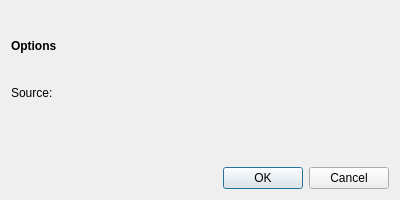
The window that src/ui/DataExchangerDialog.ui (OtterBrowser/otter-browser) describes before a commit, drawn with Qt 5.
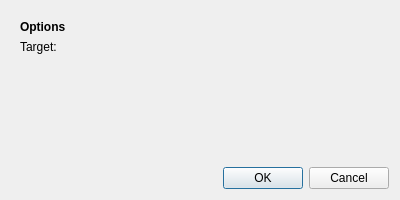
The same window after the commit. Custom widgets are drawn as their Qt base class.

Commit message: Add export page

```diff
--- a/src/ui/DataExchangerDialog.ui
+++ b/src/ui/DataExchangerDialog.ui
@@ -16,6 +16,59 @@
      <property name="currentIndex">
       <number>0</number>
      </property>
+     <widget class="QWidget" name="exportOptionsPage">
+      <layout class="QVBoxLayout" name="verticalLayout_2">
+       <item>
+        <widget class="QLabel" name="exportOptionsHeaderLabel">
+         <property name="font">
+          <font>
+           <weight>75</weight>
+           <bold>true</bold>
+          </font>
+         </property>
+         <property name="text">
+          <string>Options</string>
+         </property>
+        </widget>
+       </item>
+       <item>
+        <layout class="QFormLayout" name="commonExportOptionsLayout">
+         <property name="fieldGrowthPolicy">
+          <enum>QFormLayout::AllNonFixedFieldsGrow</enum>
+         </property>
+         <item row="0" column="0">
+          <widget class="QLabel" name="exportPathLabel">
+           <property name="text">
+            <string>Target:</string>
+           </property>
+           <property name="buddy">
+            <cstring>importPathWidget</cstring>
+           </property>
+          </widget>
+         </item>
+         <item row="0" column="1">
+          <widget class="Otter::FilePathWidget" name="exportPathWidget" native="true"/>
+         </item>
+        </layout>
+       </item>
+       <item>
+        <layout class="QVBoxLayout" name="extraExportOptionsLayout"/>
+       </item>
+       <item>
+        <spacer name="exportOptionsSpacer">
+         <property name="orientation">
+          <enum>Qt::Vertical</enum>
+         </property>
+         <property name="sizeHint" stdset="0">
+          <size>
+           <width>0</width>
+           <height>68</height>
+          </size>
+         </property>
+        </spacer>
+       </item>
+      </layout>
+     </widget>
      <widget class="QWidget" name="importOptionsPage">
       <layout class="QVBoxLayout" name="optionsLayout">
        <property name="leftMargin">
```
Left out of the diff: 2 changed lines with no effect on the pictures. The commit also changes 1 other file.
